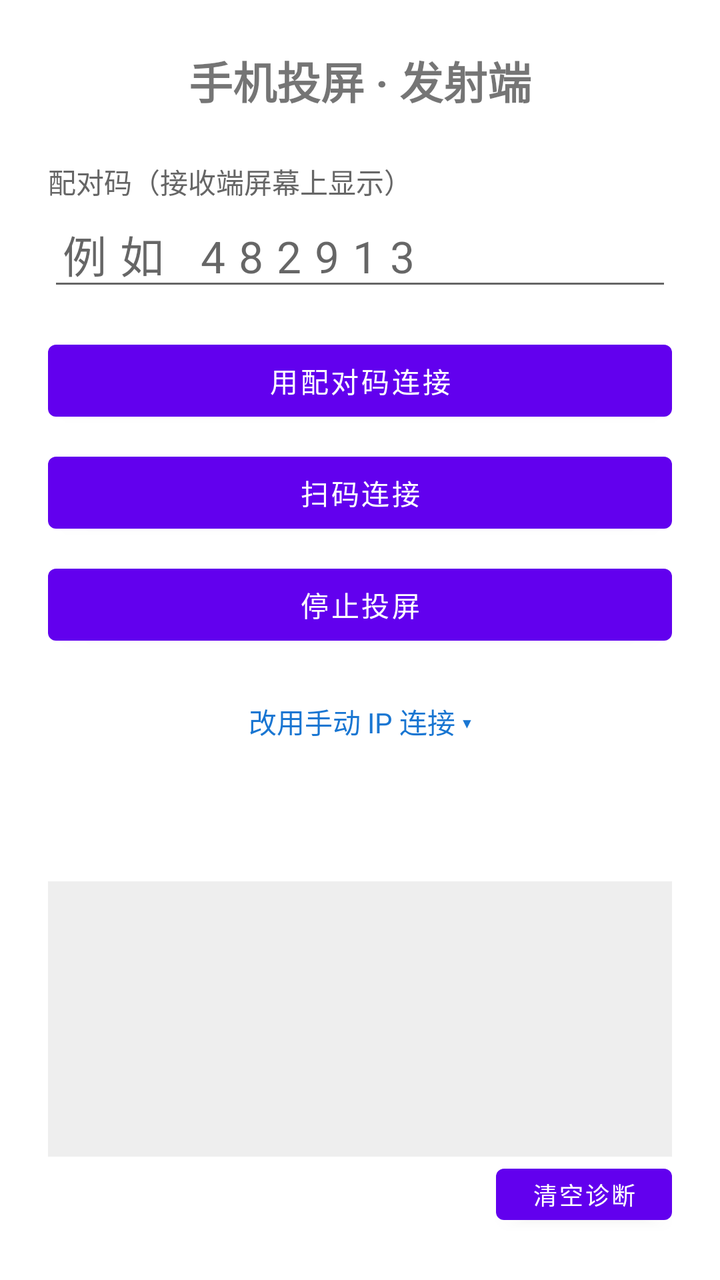
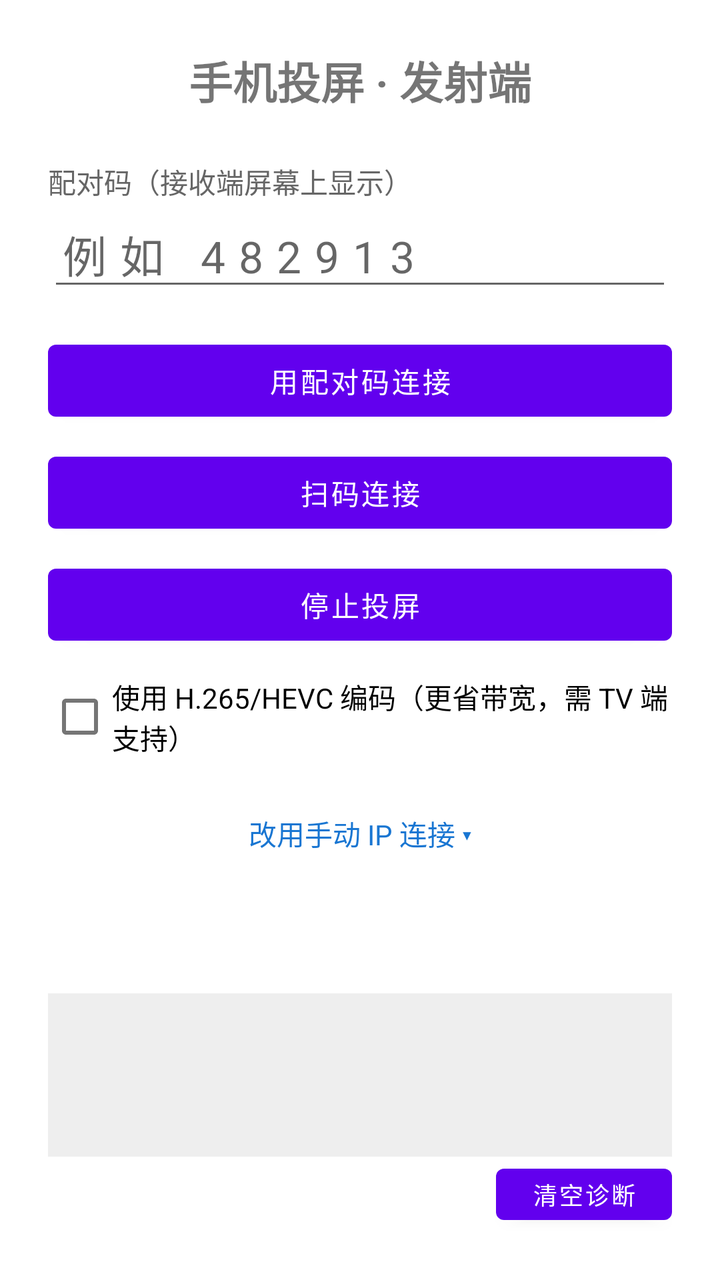

The first picture is an Android layout as it rendered before a commit; the second is the same layout after the commit. The layout source and the unified diff follow.
<!-- AndroidManifest.xml: application theme Theme.ScreenCast -->
<!-- res/layout/activity_main.xml -->
<?xml version="1.0" encoding="utf-8"?>
<LinearLayout xmlns:android="http://schemas.android.com/apk/res/android"
    xmlns:tools="http://schemas.android.com/tools"
    android:layout_width="match_parent"
    android:layout_height="match_parent"
    android:orientation="vertical"
    android:padding="24dp"
    android:gravity="center_vertical">

    <TextView
        android:layout_width="match_parent"
        android:layout_height="wrap_content"
        android:text="手机投屏 · 发射端"
        android:textSize="22sp"
        android:textStyle="bold"
        android:layout_marginBottom="24dp"
        android:gravity="center" />

    
    <LinearLayout
        android:id="@+id/pairBox"
        android:layout_width="match_parent"
        android:layout_height="wrap_content"
        android:orientation="vertical">

        <TextView
            android:layout_width="match_parent"
            android:layout_height="wrap_content"
            android:text="配对码（接收端屏幕上显示）"
            android:textColor="#FF666666" />

        <EditText
            android:id="@+id/etCode"
            android:layout_width="match_parent"
            android:layout_height="wrap_content"
            android:hint="例如 482913"
            android:inputType="number"
            android:maxLength="6"
            android:textSize="22sp"
            android:letterSpacing="0.3" />

        <Button
            android:id="@+id/btnPair"
            android:layout_width="match_parent"
            android:layout_height="wrap_content"
            android:layout_marginTop="16dp"
            android:text="用配对码连接" />

        <Button
            android:id="@+id/btnScan"
            android:layout_width="match_parent"
            android:layout_height="wrap_content"
            android:layout_marginTop="8dp"
            android:text="扫码连接" />
    </LinearLayout>

    
    <LinearLayout
        android:id="@+id/manualBox"
        android:layout_width="match_parent"
        android:layout_height="wrap_content"
        android:orientation="vertical"
        android:visibility="gone"
        android:layout_marginTop="8dp">

        <TextView
            android:layout_width="match_parent"
            android:layout_height="wrap_content"
            android:text="接收端 IP 地址" />

        <EditText
            android:id="@+id/etHost"
            android:layout_width="match_parent"
            android:layout_height="wrap_content"
            android:hint="例如 192.168.1.100"
            android:inputType="text" />

        <TextView
            android:layout_width="match_parent"
            android:layout_height="wrap_content"
            android:text="端口"
            android:layout_marginTop="12dp" />

        <EditText
            android:id="@+id/etPort"
            android:layout_width="match_parent"
            android:layout_height="wrap_content"
            android:inputType="number" />

        <Button
            android:id="@+id/btnStart"
            android:layout_width="match_parent"
            android:layout_height="wrap_content"
            android:layout_marginTop="16dp"
            android:text="开始投屏" />
    </LinearLayout>

    <Button
        android:id="@+id/btnStop"
        android:layout_width="match_parent"
        android:layout_height="wrap_content"
        android:layout_marginTop="8dp"
        android:text="停止投屏" />

    <TextView
        android:id="@+id/tvToggle"
        android:layout_width="match_parent"
        android:layout_height="wrap_content"
        android:layout_marginTop="16dp"
        android:text="改用手动 IP 连接 ▾"
        android:textColor="#FF1976D2"
        android:gravity="center"
        android:padding="8dp" />

    <TextView
        android:id="@+id/tvStatus"
        android:layout_width="match_parent"
        android:layout_height="wrap_content"
        android:layout_marginTop="24dp"
        android:gravity="center"
        android:textSize="16sp" />

    
    <ScrollView
        android:id="@+id/diagScroll"
        android:layout_width="match_parent"
        android:layout_height="0dp"
        android:layout_weight="1"
        android:layout_marginTop="16dp"
        android:background="#11000000"
        android:padding="8dp">

        <TextView
            android:id="@+id/tvDiag"
            android:layout_width="match_parent"
            android:layout_height="wrap_content"
            android:fontFamily="monospace"
            android:textSize="11sp"
            android:textColor="#FF37474F"
            android:textIsSelectable="true"
            android:lineSpacingExtra="2dp"
            tools:ignore="HardcodedText" />
    </ScrollView>

    <Button
        android:id="@+id/btnClearDiag"
        android:layout_width="wrap_content"
        android:layout_height="wrap_content"
        android:layout_gravity="end"
        android:minHeight="36dp"
        android:text="清空诊断"
        android:textSize="12sp" />
</LinearLayout>
<!-- resources referenced by this layout -->
<resources>
  <style name="Theme.ScreenCast" parent="Theme.MaterialComponents.DayNight.NoActionBar" />
</resources>

<!-- the commit's change to res/layout/activity_main.xml (unified diff, before → after) -->
@@ -102,6 +102,13 @@
         android:layout_marginTop="8dp"
         android:text="停止投屏" />
 
+    <CheckBox
+        android:id="@+id/cbHevc"
+        android:layout_width="wrap_content"
+        android:layout_height="wrap_content"
+        android:layout_marginTop="8dp"
+        android:text="使用 H.265/HEVC 编码（更省带宽，需 TV 端支持）" />
+
     <TextView
         android:id="@+id/tvToggle"
         android:layout_width="match_parent"
